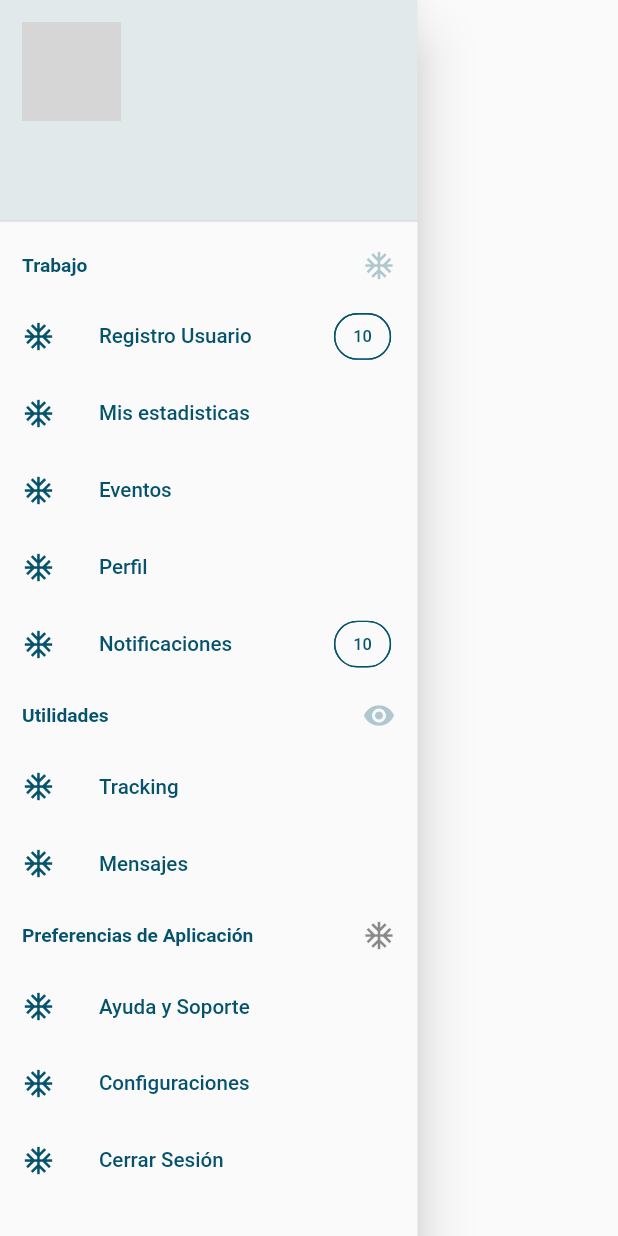
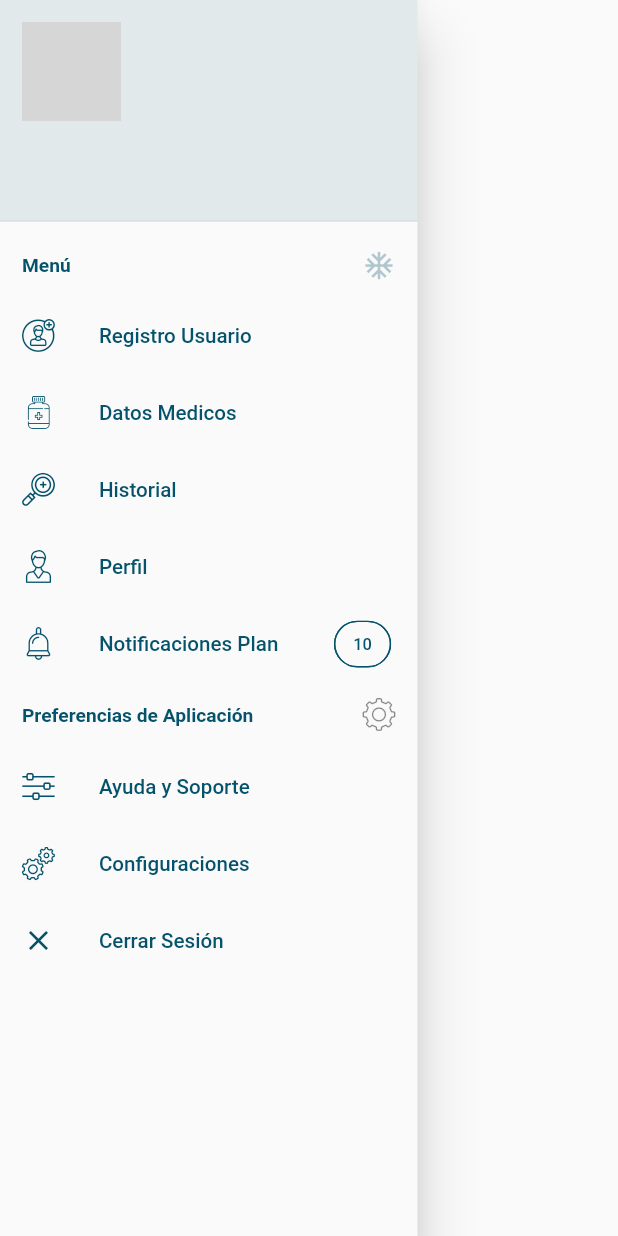
Before and after one commit to carlosveloper/GYM, a Flutter app: the DrawerWidget widget shown alone on an empty page, opened directly, on a phone screen of 412 x 824 dp. Run offline on Flutter 3.47's test engine with Material 2 defaults, Android fonts, the phone set to English and light mode, and no system bars; our stand-ins replace after_layout, cloud_firestore, dartz, firebase_auth, firebase_core, firebase_messaging and 7 more; missing offline and left inert: flutter_country_picker; accounts and stored records are empty; network calls fail; Roboto replaces fonts that are missing (Poppins); grey boxes are pictures that could not be loaded.

Commit message:
Correcion de iconos

```diff
--- a/lib/src/presentation/gym/gym.dart
+++ b/lib/src/presentation/gym/gym.dart
@@ -26,7 +26,7 @@ class GymPage extends StatelessWidget {
               duration: "",
               title: "Gym Belgica",
               image:
-                  "https://gimnasiotaurus.com/wp-content/uploads/2019/07/FACHADA-TAURUS-JOYA-min.jpg",
+                  "https://www.palco23.com/files/0002017/000redaccion/fitness/energie-fitness-948.jpg",
             ),
           ),
           SizedBox(
--- a/lib/src/presentation/home/widgets/drawer.dart
+++ b/lib/src/presentation/home/widgets/drawer.dart
@@ -1,4 +1,5 @@
 import 'package:flutter/material.dart';
+import 'package:gimnasio/src/config/ui_icons.dart';
 import 'package:gimnasio/src/presentation/common/avatar.dart';
 import 'package:gimnasio/src/provider/HomeProvider.dart';
 
@@ -55,7 +56,7 @@ class DrawerWidget extends StatelessWidget {
           ListTile(
             dense: true,
             title: Text(
-              "Trabajo",
+              "Menú",
               style: Theme.of(context).textTheme.bodyText2,
             ),
             trailing: Icon(
@@ -68,14 +69,14 @@ class DrawerWidget extends StatelessWidget {
               Navigator.of(context).pushNamed('/RegistroUser', arguments: 0);
             },
             leading: Icon(
-              Icons.ac_unit,
+              UiIcons.user,
               color: Theme.of(context).focusColor.withOpacity(1),
             ),
             title: Text(
               "Registro Usuario",
               style: Theme.of(context).textTheme.subtitle1,
             ),
-            trailing: Chip(
+            /*  trailing: Chip(
               padding: EdgeInsets.symmetric(horizontal: 5),
               backgroundColor: Colors.transparent,
               shape: StadiumBorder(
@@ -84,18 +85,18 @@ class DrawerWidget extends StatelessWidget {
                 '10',
                 style: TextStyle(color: Theme.of(context).focusColor),
               ),
-            ),
+            ), */
           ),
           ListTile(
             onTap: () {
               Navigator.of(context).pushNamed('/Maps');
             },
             leading: Icon(
-              Icons.ac_unit,
+              UiIcons.drug,
               color: Theme.of(context).focusColor.withOpacity(1),
             ),
             title: Text(
-              "Mis estadisticas",
+              "Datos Medicos",
               style: Theme.of(context).textTheme.subtitle1,
             ),
           ),
@@ -104,11 +105,11 @@ class DrawerWidget extends StatelessWidget {
               Navigator.of(context).pushNamed('/Tabs', arguments: 2);
             },
             leading: Icon(
-              Icons.ac_unit,
+              UiIcons.zoom_in,
               color: Theme.of(context).focusColor.withOpacity(1),
             ),
             title: Text(
-              "Eventos",
+              "Historial",
               style: Theme.of(context).textTheme.subtitle1,
             ),
           ),
@@ -117,7 +118,7 @@ class DrawerWidget extends StatelessWidget {
               Navigator.of(context).pushNamed('/Tabs', arguments: 0);
             },
             leading: Icon(
-              Icons.ac_unit,
+              UiIcons.user_1,
               color: Theme.of(context).focusColor.withOpacity(1),
             ),
             title: Text(
@@ -130,11 +131,11 @@ class DrawerWidget extends StatelessWidget {
               Navigator.of(context).pushNamed('/Orders', arguments: 0);
             },
             leading: Icon(
-              Icons.ac_unit,
+              UiIcons.bell,
               color: Theme.of(context).focusColor.withOpacity(1),
             ),
             title: Text(
-              "Notificaciones",
+              "Notificaciones Plan",
               style: Theme.of(context).textTheme.subtitle1,
             ),
             trailing: Chip(
@@ -151,48 +152,11 @@ class DrawerWidget extends StatelessWidget {
           ListTile(
             dense: true,
             title: Text(
-              "Utilidades",
-              style: Theme.of(context).textTheme.bodyText2,
-            ),
-            trailing: Icon(
-              Icons.remove_red_eye,
-              color: Theme.of(context).focusColor.withOpacity(0.3),
-            ),
-          ),
-          ListTile(
-            onTap: () {
-              Navigator.of(context).pushNamed('/Brands');
-            },
-            leading: Icon(
-              Icons.ac_unit,
-              color: Theme.of(context).focusColor.withOpacity(1),
-            ),
-            title: Text(
-              "Tracking",
-              style: Theme.of(context).textTheme.subtitle1,
-            ),
-          ),
-          ListTile(
-            onTap: () {
-              Navigator.of(context).pushNamed('/Brands');
-            },
-            leading: Icon(
-              Icons.ac_unit,
-              color: Theme.of(context).focusColor.withOpacity(1),
-            ),
-            title: Text(
-              "Mensajes",
-              style: Theme.of(context).textTheme.subtitle1,
-            ),
-          ),
-          ListTile(
-            dense: true,
-            title: Text(
               "Preferencias de Aplicación",
               style: Theme.of(context).textTheme.bodyText2,
             ),
             trailing: Icon(
-              Icons.ac_unit,
+              UiIcons.settings_1,
               //color: Theme.of(context).focusColor.withOpacity(0.3),
             ),
           ),
@@ -201,7 +165,7 @@ class DrawerWidget extends StatelessWidget {
               Navigator.of(context).pushNamed('/Help');
             },
             leading: Icon(
-              Icons.ac_unit,
+              UiIcons.settings_2,
               color: Theme.of(context).focusColor.withOpacity(1),
             ),
             title: Text(
@@ -214,7 +178,7 @@ class DrawerWidget extends StatelessWidget {
               Navigator.of(context).pushNamed('/Tabs', arguments: 1);
             },
             leading: Icon(
-              Icons.ac_unit,
+              UiIcons.settings,
               color: Theme.of(context).focusColor.withOpacity(1),
             ),
             title: Text(
@@ -241,7 +205,7 @@ class DrawerWidget extends StatelessWidget {
               print('debo salir de sesion');
             },
             leading: Icon(
-              Icons.ac_unit,
+              Icons.close,
               color: Theme.of(context).focusColor.withOpacity(1),
             ),
             title: Text(
--- a/lib/src/presentation/login/login_page.dart
+++ b/lib/src/presentation/login/login_page.dart
@@ -64,8 +64,11 @@ class _LoginPageState extends State<LoginPage> with AfterLayoutMixin {
               builder: (_, Orientation orientation) {
                 if (orientation == Orientation.portrait) {
                   return LoginPageMobile();
+                } else if (orientation == Orientation.landscape &&
+                    MediaQuery.of(context).size.width > 500) {
+                  return LoginPageWeb();
                 } else {
-                  return LoginPageWeb();
+                  return LoginPageMobile();
                 }
               },
             ),
```
Also changed, not shown: 3 other files.
